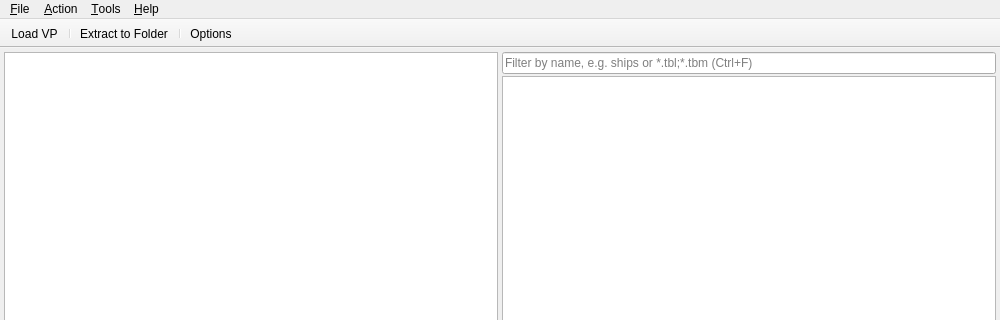
The window that QtVP/Forms/MainWindow.ui (MjnMixael/QtVP) describes before a commit, drawn with Qt 5; both pictures show x 0 to 1000 and y 0 to 320 of the 1000 by 700 pixel window.
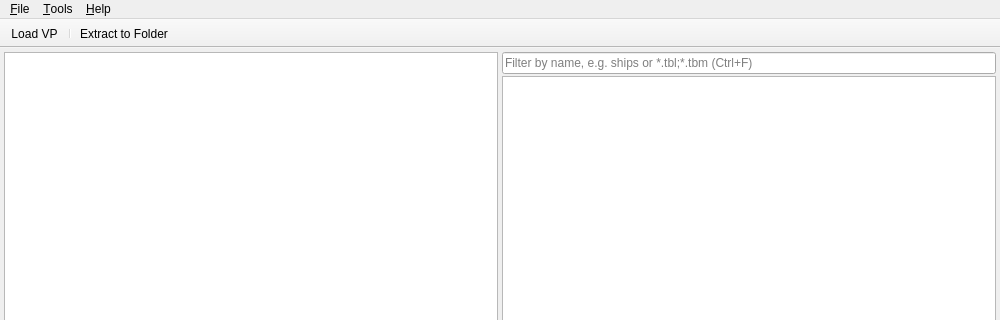
The same window after the commit. Custom widgets are drawn as their Qt base class.

Commit message: Add autoplay and temp cleanup options, default to dark, trim menus

What changed in the file:
```diff
--- a/QtVP/Forms/MainWindow.ui
+++ b/QtVP/Forms/MainWindow.ui
@@ -211,17 +211,6 @@
     <addaction name="separator"/>
     <addaction name="actionExit"/>
    </widget>
-   <widget class="QMenu" name="menuAction">
-    <property name="title">
-     <string>&amp;Action</string>
-    </property>
-    <addaction name="actionOpen"/>
-    <addaction name="actionOpenWith"/>
-    <addaction name="separator"/>
-    <addaction name="actionExtractToDir"/>
-    <addaction name="separator"/>
-    <addaction name="actionFind"/>
-   </widget>
    <widget class="QMenu" name="menuTools">
     <property name="title">
      <string>&amp;Tools</string>
@@ -236,7 +225,6 @@
     <addaction name="actionAboutQt"/>
    </widget>
    <addaction name="menuFile"/>
-   <addaction name="menuAction"/>
    <addaction name="menuTools"/>
    <addaction name="menuHelp"/>
   </widget>
@@ -259,8 +247,6 @@
    <addaction name="actionLoadVp"/>
    <addaction name="separator"/>
    <addaction name="actionExtractToDir"/>
-   <addaction name="separator"/>
-   <addaction name="actionOptions"/>
   </widget>
   <widget class="QStatusBar" name="statusBar"/>
   <action name="actionLoadVp">
```
The commit also changes 9 other files.
